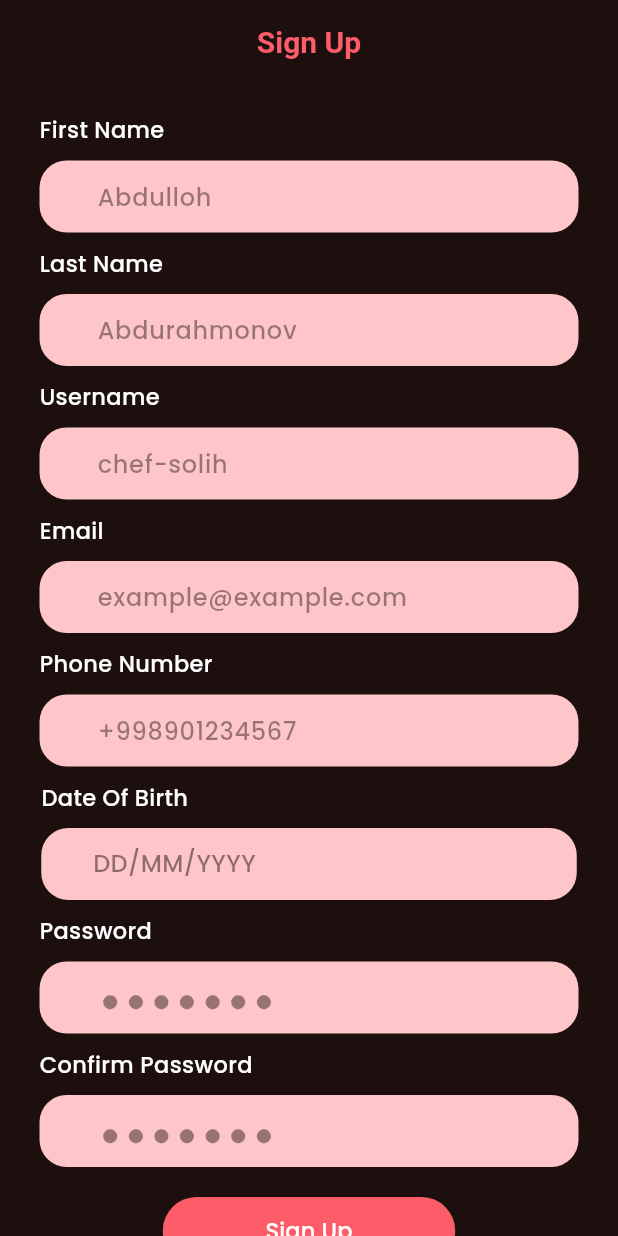
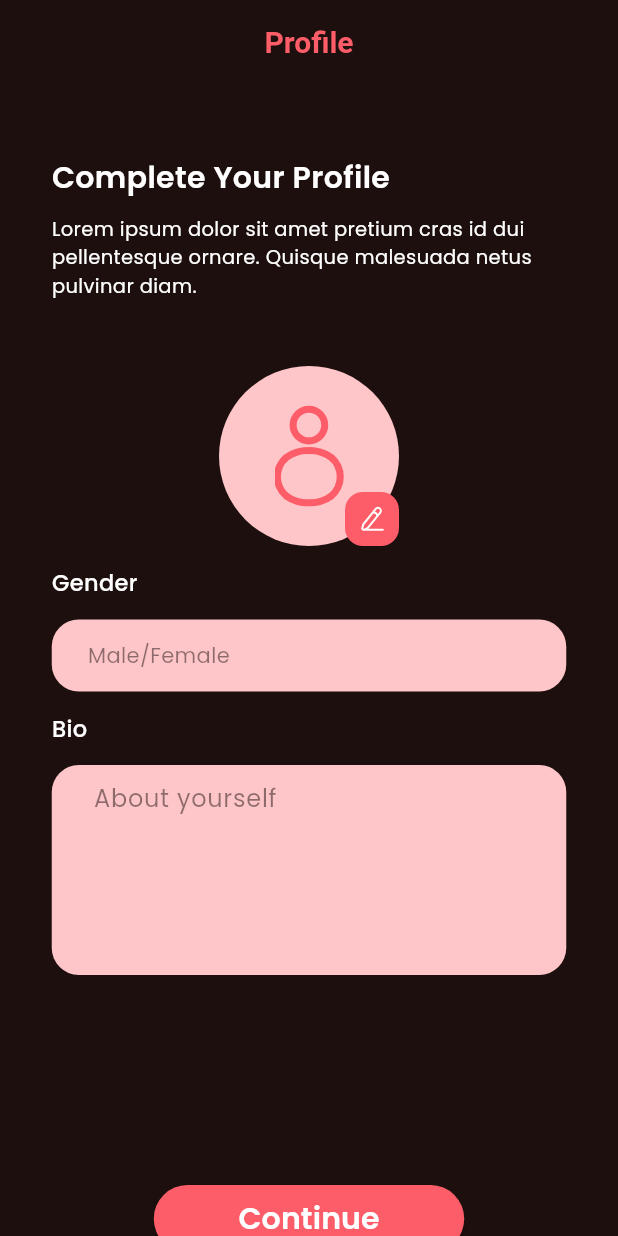
Before and after one commit to bilolsolih/profile-onboarding, a Flutter app: the screen it shows after launch, on a phone screen of 412 x 824 dp. Run offline on Flutter 3.47's test engine with Material 3 defaults, Android fonts, the phone set to English and light mode, and no system bars; our stand-ins replace dio, flutter_secure_storage, flutter_svg, go_router, image_picker; accounts and stored records are empty.

Commit message:
CompleteProfile and FormData

```diff
--- a/lib/core/routing/router.dart
+++ b/lib/core/routing/router.dart
@@ -2,6 +2,7 @@ import 'package:flutter/cupertino.dart';
 import 'package:go_router/go_router.dart';
 import 'package:profile/core/routing/routes.dart';
 import 'package:profile/features/auth/presentation/manager/sign_up_view_model.dart';
+import 'package:profile/features/auth/presentation/pages/complete_profile_view.dart';
 import 'package:profile/features/auth/presentation/pages/login_view.dart';
 import 'package:profile/features/auth/presentation/pages/sign_up_view.dart';
 import 'package:profile/features/onboarding/presentation/managers/onboarding_view_model.dart';
@@ -13,7 +14,7 @@ import '../../main.dart';
 
 final GoRouter router = GoRouter(
   navigatorKey: navigatorKey,
-      initialLocation: Routes.signup,
+  initialLocation: Routes.complete,
   routes: [
     GoRoute(
       path: Routes.login,
@@ -24,6 +25,10 @@ final GoRouter router = GoRouter(
     GoRoute(
       path: Routes.signup,
       builder: (context, state) => SignUpView(),
+    ),
+    GoRoute(
+      path: Routes.complete,
+      builder: (context, state) => CompleteProfileView(),
     ),
     GoRoute(
       path: Routes.onboarding,
--- a/lib/core/routing/routes.dart
+++ b/lib/core/routing/routes.dart
@@ -4,4 +4,5 @@ class Routes {
   static const welcome = '/welcome';
   static const login = '/login';
   static const signup = '/signup';
+  static const complete = '/complete';
 }
--- /dev/null
+++ b/lib/features/auth/presentation/manager/complete_profile_view_model.dart
@@ -0,0 +1,42 @@
+import 'dart:io';
+
+import 'package:flutter/material.dart';
+import 'package:image_picker/image_picker.dart';
+import 'package:profile/features/auth/data/repositories/AuthRepository.dart';
+
+class CompleteProfileViewModel extends ChangeNotifier {
+  CompleteProfileViewModel({
+    required AuthRepository authRepo,
+  }) : _authRepo = authRepo;
+
+  final AuthRepository _authRepo;
+  final bioController = TextEditingController();
+  File? profilePhoto;
+  String? _gender;
+
+  String? get gender => _gender;
+
+  set gender(String? value) {
+    _gender = value;
+    notifyListeners();
+  }
+
+  Future pickProfilePhoto() async {
+    final imagePicker = ImagePicker();
+    final image = await imagePicker.pickImage(source: ImageSource.gallery);
+    if (image != null) {
+      profilePhoto = File(image.path);
+    }
+    notifyListeners();
+  }
+
+  Future<bool> completeProfile() async {
+    if (profilePhoto != null) {
+      final result = await _authRepo.uploadProfilePhoto(profilePhoto!);
+      return result;
+    }
+
+
+    return true;
+  }
+}
--- /dev/null
+++ b/lib/features/auth/presentation/pages/complete_profile_description.dart
@@ -0,0 +1,28 @@
+import 'package:flutter/material.dart';
+
+class CompleteProfileDescription extends StatelessWidget {
+  const CompleteProfileDescription({
+    super.key,
+  });
+
+  @override
+  Widget build(BuildContext context) {
+    return Column(
+      crossAxisAlignment: CrossAxisAlignment.start,
+      children: [
+        Text(
+          "Complete Your Profile",
+          style: TextStyle(
+            fontSize: 20,
+            fontWeight: FontWeight.w600,
+          ),
+        ),
+        SizedBox(height: 10),
+        Text(
+          "Lorem ipsum dolor sit amet pretium cras id dui pellentesque ornare. Quisque malesuada netus pulvinar diam.",
+          style: TextStyle(fontSize: 13),
+        ),
+      ],
+    );
+  }
+}
--- /dev/null
+++ b/lib/features/auth/presentation/pages/complete_profile_view.dart
@@ -0,0 +1,50 @@
+import 'package:flutter/material.dart';
+import 'package:profile/core/core.dart';
+import 'package:profile/core/presentation/widgets/recipe_elevated_button.dart';
+import 'package:profile/features/auth/presentation/manager/complete_profile_view_model.dart';
+import 'package:profile/features/auth/presentation/pages/complete_profile_description.dart';
+import 'package:profile/features/auth/presentation/pages/recipe_bio_field.dart';
+import 'package:profile/features/auth/presentation/pages/recipe_gender_field.dart';
+import 'package:profile/features/auth/presentation/widgets/profile_photo_picker.dart';
+import 'package:provider/provider.dart';
+
+class CompleteProfileView extends StatelessWidget {
+  const CompleteProfileView({super.key});
+
+  @override
+  Widget build(BuildContext context) {
+    return ChangeNotifierProvider(
+      create: (context) => CompleteProfileViewModel(authRepo: context.read()),
+      builder: (context, child) => Scaffold(
+        appBar: AppBar(
+          centerTitle: true,
+          title: Text("Profile"),
+        ),
+        body: ListView(
+          padding: EdgeInsets.symmetric(horizontal: AppSizes.padding36, vertical: 48),
+          children: [
+            CompleteProfileDescription(),
+            SizedBox(height: 44),
+            ProfilePhotoPicker(),
+            SizedBox(height: 14),
+            RecipeGenderField(),
+            SizedBox(height: 14),
+            RecipeBioField(),
+            SizedBox(height: 140),
+            RecipeElevatedButton(
+              text: "Continue",
+              size: Size(207, 45),
+              fontSize: 20,
+              fontWeight: FontWeight.w600,
+              backgroundColor: AppColors.redPinkMain,
+              foregroundColor: Colors.white,
+              callback: () async {
+                await context.read<CompleteProfileViewModel>().completeProfile();
+              },
+            ),
+          ],
+        ),
+      ),
+    );
+  }
+}
--- /dev/null
+++ b/lib/features/auth/presentation/pages/recipe_bio_field.dart
@@ -0,0 +1,50 @@
+import 'package:flutter/material.dart';
+import 'package:profile/core/core.dart';
+import 'package:profile/features/auth/presentation/manager/complete_profile_view_model.dart';
+import 'package:provider/provider.dart';
+
+class RecipeBioField extends StatelessWidget {
+  const RecipeBioField({
+    super.key,
+  });
+
+  @override
+  Widget build(BuildContext context) {
+    return Column(
+      crossAxisAlignment: CrossAxisAlignment.start,
+      children: [
+        Text(
+          "Bio",
+          style: TextStyle(
+            fontSize: 15,
+            fontWeight: FontWeight.w500,
+          ),
+        ),
+        SizedBox(height: 14),
+        TextField(
+          minLines: 5,
+          maxLines: 5,
+          controller: context.read<CompleteProfileViewModel>().bioController,
+          style: TextStyle(color: AppColors.beigeColor),
+          keyboardType: TextInputType.text,
+          decoration: InputDecoration(
+            contentPadding: EdgeInsets.symmetric(
+              horizontal: 24,
+              vertical: 10,
+            ),
+            filled: true,
+            fillColor: AppColors.pink,
+            hintText: "About yourself",
+            hintStyle: TextStyle(
+              color: AppColors.beigeColor.withValues(alpha: 0.5),
+            ),
+            border: OutlineInputBorder(
+              borderSide: BorderSide.none,
+              borderRadius: BorderRadius.circular(18),
+            ),
+          ),
+        ),
+      ],
+    );
+  }
+}
--- /dev/null
+++ b/lib/features/auth/presentation/pages/recipe_gender_field.dart
@@ -0,0 +1,90 @@
+import 'package:flutter/material.dart';
+import 'package:profile/core/core.dart';
+import 'package:profile/features/auth/presentation/manager/complete_profile_view_model.dart';
+import 'package:provider/provider.dart';
+
+class RecipeGenderField extends StatelessWidget {
+  const RecipeGenderField({
+    super.key,
+  });
+
+  @override
+  Widget build(BuildContext context) {
+    final vm = context.watch<CompleteProfileViewModel>();
+    return Column(
+      spacing: 14,
+      crossAxisAlignment: CrossAxisAlignment.start,
+      children: [
+        Text(
+          "Gender",
+          style: TextStyle(
+            fontSize: 15,
+            fontWeight: FontWeight.w500,
+          ),
+        ),
+        GestureDetector(
+          onTap: () async {
+            final result = await showModalBottomSheet<String?>(
+              context: context,
+              useRootNavigator: false,
+              builder: (context) => Container(
+                width: double.infinity,
+                height: 150,
+                decoration: BoxDecoration(
+                  color: AppColors.pink,
+                  borderRadius: BorderRadius.vertical(
+                    top: Radius.circular(30),
+                  ),
+                ),
+                child: Column(
+                  children: [
+                    TextButton(
+                      onPressed: () => Navigator.of(context).pop('Male'),
+                      child: Text(
+                        "Male",
+                        style: TextStyle(
+                          color: AppColors.redPinkMain,
+                          fontSize: 32,
+                          fontWeight: FontWeight.bold,
+                        ),
+                      ),
+                    ),
+                    TextButton(
+                      onPressed: () => Navigator.of(context).pop('Female'),
+                      child: Text(
+                        "Female",
+                        style: TextStyle(
+                          color: AppColors.redPinkMain,
+                          fontSize: 32,
+                          fontWeight: FontWeight.bold,
+                        ),
+                      ),
+                    ),
+                  ],
+                ),
+              ),
+            );
+
+            vm.gender = result;
+          },
+          child: Container(
+            width: double.infinity,
+            height: 48,
+            padding: EdgeInsets.only(left: 24),
+            alignment: Alignment.centerLeft,
+            decoration: BoxDecoration(
+              color: AppColors.pink,
+              borderRadius: BorderRadius.circular(18),
+            ),
+            child: Text(
+              vm.gender == null ? "Male/Female" : vm.gender!,
+              style: TextStyle(
+                color: AppColors.beigeColor.withValues(alpha: vm.gender == null ? 0.5 : 1),
+              ),
+            ),
+          ),
+        ),
+      ],
+    );
+  }
+}
--- /dev/null
+++ b/lib/features/auth/presentation/widgets/profile_photo_picker.dart
@@ -0,0 +1,74 @@
+import 'dart:io';
+
+import 'package:flutter/material.dart';
+import 'package:flutter_svg/flutter_svg.dart';
+import 'package:image_picker/image_picker.dart';
+import 'package:profile/core/core.dart';
+import 'package:profile/features/auth/presentation/manager/complete_profile_view_model.dart';
+import 'package:provider/provider.dart';
+
+class ProfilePhotoPicker extends StatelessWidget {
+  const ProfilePhotoPicker({super.key});
+
+  @override
+  Widget build(BuildContext context) {
+    var profilePhoto = context.select((CompleteProfileViewModel vm) => vm.profilePhoto);
+
+    return Center(
+      child: SizedBox(
+        width: 120,
+        height: 120,
+        child: Stack(
+          children: [
+            ClipRRect(
+              borderRadius: BorderRadius.circular(60),
+              child: Container(
+                width: 120,
+                height: 120,
+                decoration: BoxDecoration(color: AppColors.pink),
+                child: profilePhoto != null
+                    ? Image.file(
+                        profilePhoto,
+                        fit: BoxFit.cover,
+                      )
+                    : Center(
+                        child: SvgPicture.asset(
+                          "assets/icons/profile.svg",
+                          width: 46,
+                          height: 68,
+                          fit: BoxFit.cover,
+                          colorFilter: ColorFilter.mode(AppColors.redPinkMain, BlendMode.srcIn),
+                        ),
+                      ),
+              ),
+            ),
+            Align(
+              alignment: Alignment.bottomRight,
+              child: GestureDetector(
+                onTap: () async {
+                  await context.read<CompleteProfileViewModel>().pickProfilePhoto();
+                },
+                child: Container(
+                  width: 36,
+                  height: 36,
+                  decoration: BoxDecoration(
+                    color: AppColors.redPinkMain,
+                    borderRadius: BorderRadius.circular(12),
+                  ),
+                  child: Center(
+                    child: SvgPicture.asset(
+                      "assets/icons/edit.svg",
+                      width: 16,
+                      height: 17,
+                      fit: BoxFit.cover,
+                    ),
+                  ),
+                ),
+              ),
+            ),
+          ],
+        ),
+      ),
+    );
+  }
+}
--- a/pubspec.yaml
+++ b/pubspec.yaml
@@ -40,6 +40,7 @@ dependencies:
   flutter_secure_storage: ^9.2.4
   go_router: ^14.8.0
   http: ^1.3.0
+  image_picker: ^1.1.2
 
 dev_dependencies:
   flutter_test:
```
Also changed, not shown: lib/core/client.dart (+23 -4 lines), lib/features/auth/data/repositories/AuthRepository.dart (+7 -0 lines), lib/features/auth/presentation/manager/sign_up_view_model.dart (+18 -2 lines), lib/features/auth/presentation/pages/sign_up_view.dart (+2 -91 lines), lib/features/auth/presentation/widgets/successful_sign_up_dialog.dart (added, +74 -0 lines), assets/icons/edit.svg (added), pubspec.lock, 4 other files. Lines whose indentation alone changed are shown as unchanged.
